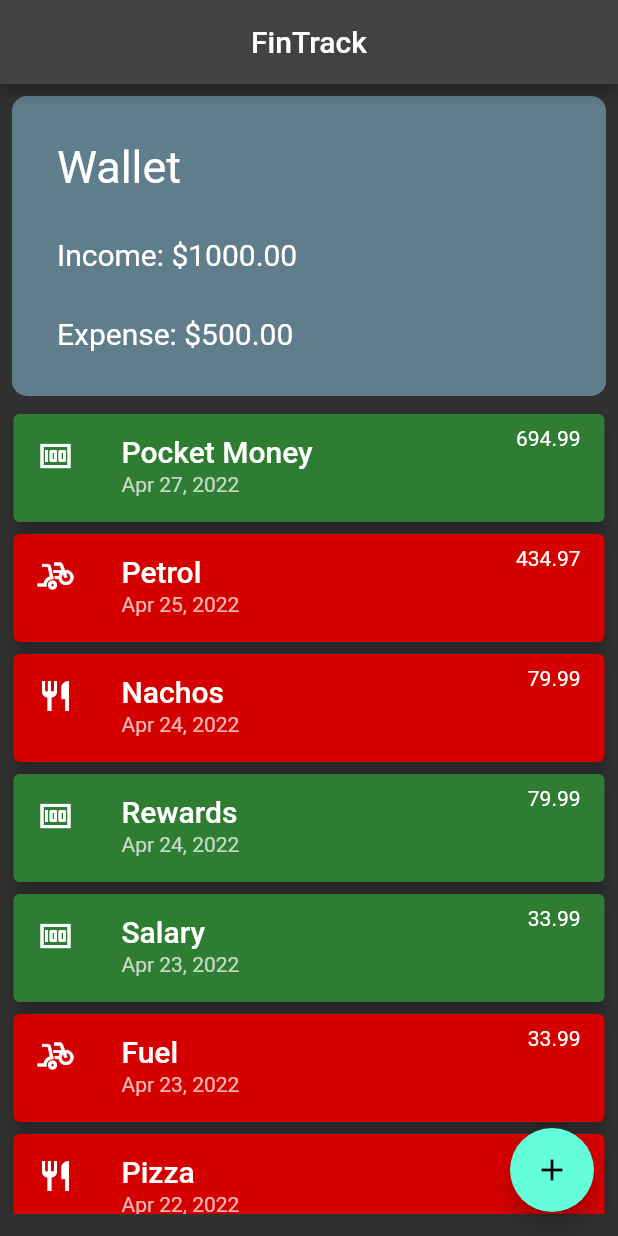
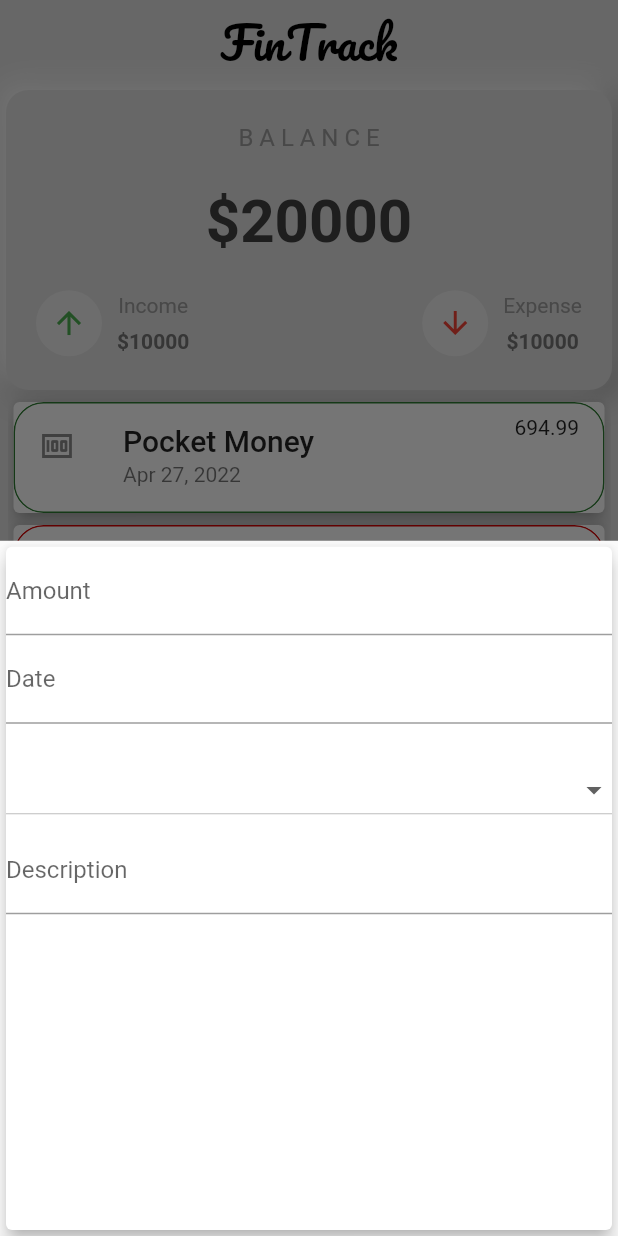
Before and after one commit to varun-2001/mad_lab_project, a Flutter app: the screen it shows after launch, after a tap on the "add" icon, on a phone screen of 412 x 824 dp. Run offline on Flutter 3.47's test engine with Material 2 defaults, Android fonts, the light colour scheme and no system bars; our stand-ins replace google_fonts.

Commit message:
Change in UI

```diff
--- a/lib/main.dart
+++ b/lib/main.dart
@@ -1,18 +1,18 @@
 // ignore_for_file: avoid_unnecessary_containers
 
 import 'package:flutter/material.dart';
-import 'package:mad_lab_project/widgets/balance_card.dart';
+import 'package:google_fonts/google_fonts.dart';
+import 'package:mad_lab_project/top_card.dart';
+import 'package:mad_lab_project/widgets/add_transaction.dart';
+// import 'package:mad_lab_project/widgets/balance_card.dart';
 import 'package:mad_lab_project/widgets/individual_transaction.dart';
 
 import 'model/transactions.dart';
 
 void main() => runApp(
-      MaterialApp(
-        theme: ThemeData(
-          brightness: Brightness.dark,
-        ),
+      const MaterialApp(
         debugShowCheckedModeBanner: false,
-        home: const MyHomePage(),
+        home: MyHomePage(),
       ),
     );
 
@@ -47,8 +47,7 @@ class _MyHomePageState extends State<MyHomePage> {
         amount: 79.99,
         date: DateTime.now().subtract(const Duration(days: 3)),
         category: 'food',
-      isExpense: true
-    ),
+        isExpense: true),
     Transaction(
       id: 't5',
       title: 'Salary',
@@ -63,8 +62,7 @@ class _MyHomePageState extends State<MyHomePage> {
         amount: 93.97,
         date: DateTime.now().subtract(const Duration(days: 5)),
         category: 'food',
-      isExpense: true
-    ),
+        isExpense: true),
     Transaction(
       id: 't3',
       title: 'Rewards',
@@ -79,43 +77,67 @@ class _MyHomePageState extends State<MyHomePage> {
         amount: 33.99,
         date: DateTime.now().subtract(const Duration(days: 4)),
         category: 'fuel',
-      isExpense: true
-    ),
+        isExpense: true),
     Transaction(
         id: 't6',
         title: 'Pasta',
         amount: 93.97,
         date: DateTime.now().subtract(const Duration(days: 5)),
         category: 'food',
-      isExpense: true
+        isExpense: true),
+  ];
+  final appBar = AppBar(
+    elevation: 0,
+    backgroundColor: Colors.transparent,
+    title: Center(
+        child: Text(
+      'FinTrack',
+      style: GoogleFonts.pacifico(
+        textStyle:const TextStyle(
+          fontSize: 30,
+          color: Colors.black,
         ),
+      ),
+      ),
+    ));
 
-  ];
-  final appBar = AppBar(title: const Center(child: Text('FinTrack')));
+  // POPUP TO ADD NEW TRANSACTION
+  void _startAddNewTransaction(BuildContext ctx) {
+    showModalBottomSheet(
+        context: ctx,
+        builder: (_) {
+          return const AddTransaction();
+        });
+  }
 
   @override
   Widget build(BuildContext context) {
+    final indiTrans = (MediaQuery.of(context).size.height -
+            appBar.preferredSize.height -
+            MediaQuery.of(context).padding.top) *
+        0.7;
     // Sorts all the transactions by date
     _userTransactions.sort((a, b) => b.date!.compareTo(a.date!));
     return Scaffold(
+      // backgroundColor: const Color(0xff010a43),
+      backgroundColor: Colors.grey[300],
       appBar: appBar,
       floatingActionButton: FloatingActionButton(
-        onPressed: () {},
+        onPressed: () => _startAddNewTransaction(context),
         child: const Icon(Icons.add),
       ),
       body: SingleChildScrollView(
         child: Container(
           child: Column(
             children: [
-              const AccountsCard(),
+              const TopCard(
+                  balance: '20000', income: '10000', expense: '10000'),
               Padding(
-                padding: const EdgeInsets.symmetric(horizontal:5.0),
+                padding: const EdgeInsets.symmetric(horizontal: 5.0),
                 child: SizedBox(
-                    height: (MediaQuery.of(context).size.height -
-                            appBar.preferredSize.height -
-                            MediaQuery.of(context).padding.top) *
-                        0.7,
-                    child: IndividualTransaction(transactions: _userTransactions)),
+                    height: indiTrans,
+                    child:
+                        IndividualTransaction(transactions: _userTransactions)),
               )
             ],
           ),
--- /dev/null
+++ b/lib/top_card.dart
@@ -0,0 +1,191 @@
+// ignore_for_file: prefer_const_constructors, sized_box_for_whitespace
+
+import 'package:flutter/material.dart';
+
+class TopCard extends StatefulWidget {
+  final String balance;
+  final String income;
+  final String expense;
+
+  const TopCard(
+      {Key? key,
+      required this.balance,
+      required this.income,
+      required this.expense})
+      : super(key: key);
+
+  @override
+  State<TopCard> createState() => _TopCardState();
+}
+
+class _TopCardState extends State<TopCard> {
+  @override
+  Widget build(BuildContext context) {
+    return Padding(
+      padding: EdgeInsets.all(4.0),
+      child: Container(
+        height: 200,
+        child: Center(
+          child: Column(
+            mainAxisAlignment: MainAxisAlignment.spaceEvenly,
+            children: [
+              Text(
+                'B A L A N C E',
+                style: TextStyle(
+                  fontSize: 16,
+                  color: Colors.grey[500],
+                ),
+              ),
+              Text(
+                '\$' + widget.balance,
+                style: TextStyle(
+                  fontSize: 40,
+                  fontWeight: FontWeight.bold,
+                  color: Colors.grey[800],
+                ),
+              ),
+              Padding(
+                padding: const EdgeInsets.symmetric(horizontal: 20.0),
+                child: Row(
+                  mainAxisAlignment: MainAxisAlignment.spaceBetween,
+                  children: [
+                    // INCOME
+                    DisplayIncome(widget: widget),
+
+                    // EXPENSE
+                    DisplayExpense(widget: widget),
+                  ],
+                ),
+              ),
+            ],
+          ),
+        ),
+        decoration: BoxDecoration(
+            borderRadius: BorderRadius.circular(15),
+            color: Colors.grey[300],
+            boxShadow: [
+              BoxShadow(
+                  color: Colors.grey.shade500,
+                  offset: Offset(4.0, 4.0),
+                  blurRadius: 15.0,
+                  spreadRadius: 1),
+              BoxShadow(
+                  color: Colors.white,
+                  offset: Offset(-4.0, -4.0),
+                  blurRadius: 15.0,
+                  spreadRadius: 1),
+            ]),
+      ),
+    );
+  }
+}
+
+class DisplayIncome extends StatelessWidget {
+  const DisplayIncome({
+    Key? key,
+    required this.widget,
+  }) : super(key: key);
+
+  final TopCard widget;
+
+  @override
+  Widget build(BuildContext context) {
+    return Row(
+      children: [
+        Container(
+          padding: EdgeInsets.all(10),
+          decoration: BoxDecoration(
+            shape: BoxShape.circle,
+            color: Colors.grey[200],
+          ),
+          child: Center(
+            child: Icon(
+              Icons.arrow_upward,
+              color: Colors.green,
+            ),
+          ),
+        ),
+        SizedBox(
+          width: 10,
+        ),
+        Column(
+          children: [
+            Text(
+              'Income',
+              style: TextStyle(
+                // fontSize: 16,
+                color: Colors.grey[500],
+              ),
+            ),
+            SizedBox(
+              height: 8,
+            ),
+            Text(
+              '\$' + widget.income,
+              style: TextStyle(
+                // fontSize: 20,
+                fontWeight: FontWeight.bold,
+                color: Colors.grey[600],
+              ),
+            ),
+          ],
+        ),
+      ],
+    );
+  }
+}
+
+class DisplayExpense extends StatelessWidget {
+  const DisplayExpense({
+    Key? key,
+    required this.widget,
+  }) : super(key: key);
+
+  final TopCard widget;
+
+  @override
+  Widget build(BuildContext context) {
+    return Row(
+      children: [
+        Container(
+          padding: EdgeInsets.all(10),
+          decoration: BoxDecoration(
+            shape: BoxShape.circle,
+            color: Colors.grey[200],
+          ),
+          child: Center(
+            child: Icon(
+              Icons.arrow_downward,
+              color: Colors.red,
+            ),
+          ),
+        ),
+        SizedBox(
+          width: 10,
+        ),
+        Column(
+          children: [
+            Text(
+              'Expense',
+              style: TextStyle(
+                // fontSize: 16,
+                color: Colors.grey[500],
+              ),
+            ),
+            SizedBox(
+              height: 8,
+            ),
+            Text(
+              '\$' + widget.expense,
+              style: TextStyle(
+                // fontSize: 20,
+                fontWeight: FontWeight.bold,
+                color: Colors.grey[600],
+              ),
+            ),
+          ],
+        ),
+      ],
+    );
+  }
+}
--- /dev/null
+++ b/lib/widgets/add_transaction.dart
@@ -0,0 +1,83 @@
+// ignore_for_file: avoid_unnecessary_containers
+
+import 'package:flutter/material.dart';
+
+class AddTransaction extends StatefulWidget {
+  const AddTransaction({Key? key}) : super(key: key);
+
+  @override
+  State<AddTransaction> createState() => _AddTransactionState();
+}
+
+class _AddTransactionState extends State<AddTransaction> {
+  final amountController = TextEditingController();
+  final descriptionController = TextEditingController();
+  final dateController = TextEditingController();
+  var category = ['Food', 'Fuel', 'Salary'];
+  String dropdownValue = 'Food';
+  @override
+  Widget build(BuildContext context) {
+    return Card(
+      elevation: 5,
+      child: Container(
+        child: Column(
+          children: [
+            // ENTER AMOUNT
+            TextField(
+              controller: amountController,
+              keyboardType: TextInputType.number,
+              decoration: const InputDecoration(
+                labelText: 'Amount',
+                hintText: 'Enter amount',
+              ),
+            ),
+
+            // CHOOSE DATE
+            TextField(
+              controller: dateController,
+              keyboardType: TextInputType.datetime,
+              decoration: const InputDecoration(
+                labelText: 'Date',
+                hintText: 'Choose date of transaction',
+              ),
+            ),
+
+            // CHOOSE CATEGORY
+            Padding(
+              padding: const EdgeInsets.only(top: 20.0),
+              child: DropdownButton(
+                  value: dropdownValue,
+                  isExpanded: true,
+                  items: category.map((String value) {
+                    return DropdownMenuItem<String>(
+                      value: value,
+                      child: Text(
+                        value,
+                        style: TextStyle(color: Colors.white.withOpacity(0.5)),
+                      ),
+                    );
+                  }).toList(),
+                  onChanged: (String? newValue) {
+                    setState(
+                      () {
+                        dropdownValue = newValue!;
+                      },
+                    );
+                  }),
+            ),
+
+            // ENTER DESCRIPTION
+            TextField(
+              controller: descriptionController,
+              keyboardType: TextInputType.text,
+              decoration: const InputDecoration(
+                labelText: 'Description',
+                hintText: 'Enter description',
+              ),
+            ),
+          ],
+        ),
+      ),
+    );
+  }
+}
--- a/lib/widgets/individual_transaction.dart
+++ b/lib/widgets/individual_transaction.dart
@@ -13,10 +13,21 @@ class IndividualTransaction extends StatelessWidget {
     return ListView.builder(
       itemBuilder: (ctx, index) {
         return Card(
+          // color: transactions[index].isExpense
+          //     ? Colors.redAccent.shade700
+          //     : Colors.green.shade800,
+          elevation: 5,
+          child: ClipRRect(
+            borderRadius: BorderRadius.circular(20),
+            child: Container(
+              decoration: BoxDecoration(
+                borderRadius: BorderRadius.circular(20),
+                border: Border.all(
                   color: transactions[index].isExpense
                       ? Colors.redAccent.shade700
                       : Colors.green.shade800,
-          elevation: 5,
+                ),
+              ),
               child: ListTile(
                 leading: transactions[index].category == 'food'
                     ? const Icon(Icons.restaurant)
@@ -43,6 +54,8 @@ class IndividualTransaction extends StatelessWidget {
                   ],
                 ),
               ),
+            ),
+          ),
         );
       },
       itemCount: transactions.length,
--- a/pubspec.yaml
+++ b/pubspec.yaml
@@ -30,14 +30,10 @@ dependencies:
   cupertino_icons: ^1.0.2
   flutter:
     sdk: flutter
+  google_fonts: ^2.3.2
   intl: ^0.17.0
 
 dev_dependencies:
-  # The "flutter_lints" package below contains a set of recommended lints to
-  # encourage good coding practices. The lint set provided by the package is
-  # activated in the `analysis_options.yaml` file located at the root of your
-  # package. See that file for information about deactivating specific lint
-  # rules and activating additional ones.
   flutter_lints: ^1.0.0
   flutter_test:
     sdk: flutter
```
Also changed, not shown: pubspec.lock. Lines whose indentation alone changed are shown as unchanged.
